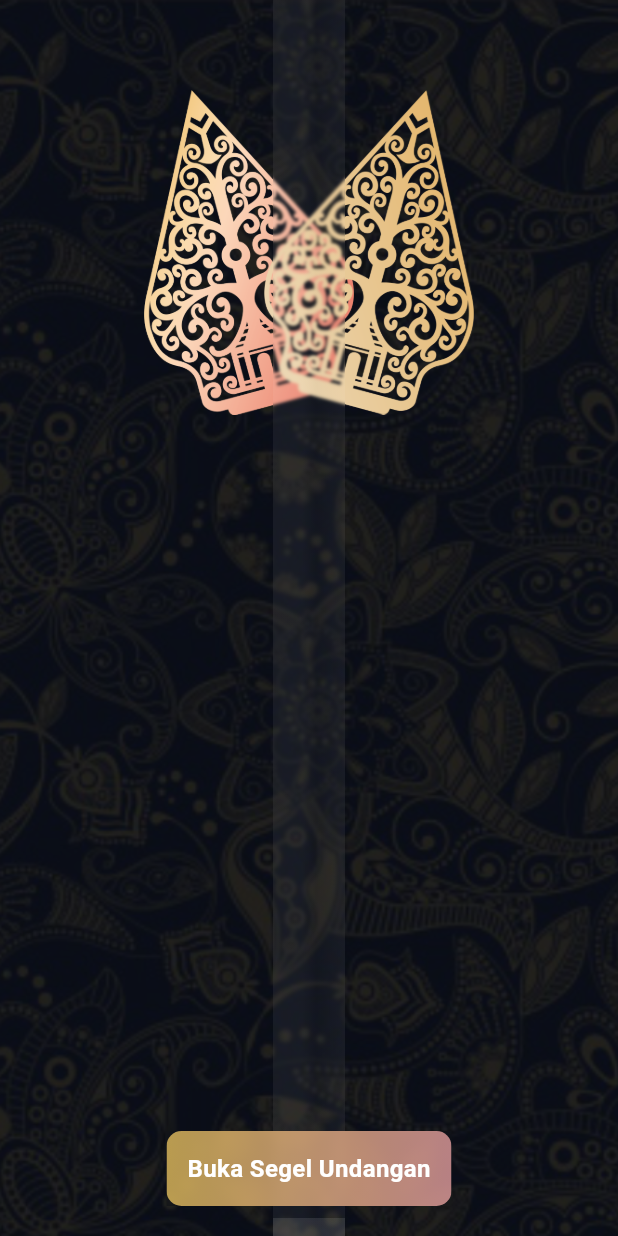
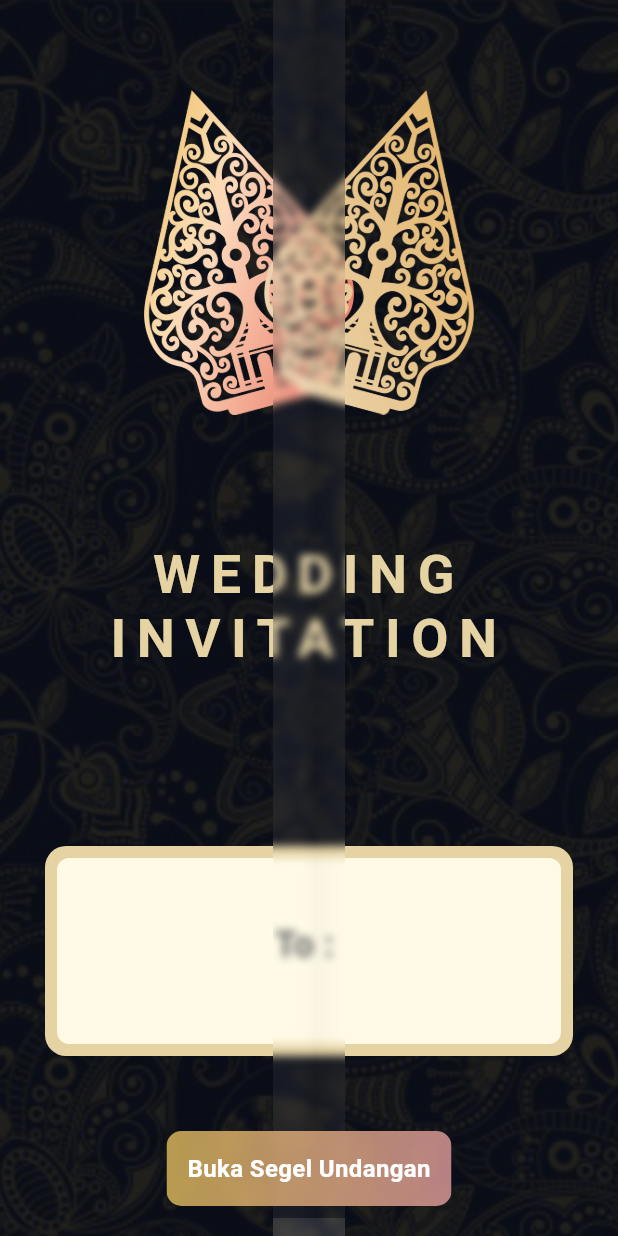
Before and after one commit to faequl96/invitation_app, a Flutter app: the screen it shows after launch, on a phone screen of 412 x 824 dp. Run offline on Flutter 3.47's test engine with Material 3 defaults, Android fonts, the phone set to English and light mode, and no system bars.

Commit message:
add some element & effecct

```diff
--- a/lib/app.dart
+++ b/lib/app.dart
@@ -17,6 +17,8 @@ class _AppState extends State<App> {
   final PageController _pageController = PageController();
 
   double scrollValue = 0;
+
+  double moveValue = 0;
   double opacityValue = 1;
   double flashValue = 1;
 
@@ -24,9 +26,13 @@ class _AppState extends State<App> {
   bool isSealOpened = false;
   bool isOpenCompleted = false;
 
+  String _toName = "";
+
   @override
   void initState() {
     _pageController.addListener(_scrollListener);
+
+    _toName = Uri.base.queryParameters["to"] ?? "";
     super.initState();
   }
 
@@ -46,39 +52,80 @@ class _AppState extends State<App> {
               color: Colors.white.withOpacity(opacityValue),
             ),
             Positioned(
-              right: -scrollValue,
+              right: -moveValue,
               child: RightBackground(
                 isLightEffect: true,
                 opacityValue: opacityValue,
               ),
             ),
             Positioned(
-              left: -scrollValue,
+              left: -moveValue,
               child: LeftBackground(
                 isLightEffect: true,
                 opacityValue: opacityValue,
               ),
             ),
             Positioned(
-              right: -scrollValue,
+              right: -moveValue,
               child: RightBackground(
-                scrollValue: scrollValue,
+                moveValue: moveValue,
                 flashValue: flashValue,
                 opacityValue: opacityValue,
               ),
             ),
             Positioned(
-              left: -scrollValue,
+              left: -moveValue,
               child: LeftBackground(
-                scrollValue: scrollValue,
+                moveValue: moveValue,
                 flashValue: flashValue,
                 opacityValue: opacityValue,
               ),
             ),
             Positioned(
-              right: -scrollValue,
+              right: -moveValue,
               child: const RightBackground(isTransparent: true),
             ),
+            Positioned(
+              bottom: 360 - (scrollValue / 20),
+              child: SizedBox(
+                width: size.width,
+                height: 120,
+                child: Center(
+                  child: Opacity(
+                    opacity: flashValue,
+                    child: const Text(
+                      "WEDDING\nINVITATION",
+                      textAlign: TextAlign.center,
+                      style: TextStyle(
+                        fontSize: 36,
+                        fontWeight: FontWeight.bold,
+                        color: Color.fromARGB(255, 230, 211, 164),
+                        height: 1.2,
+                        letterSpacing: 7,
+                      ),
+                    ),
+                  ),
+                ),
+              ),
+            ),
+            if (scrollValue == 0)
+              Positioned(
+                bottom: 164,
+                child: SizedBox(
+                  width: size.width,
+                  height: 60,
+                  child: Center(
+                    child: Text(
+                      "To : $_toName",
+                      style: TextStyle(
+                        fontSize: 24,
+                        fontWeight: FontWeight.bold,
+                        color: Colors.grey.shade700,
+                      ),
+                    ),
+                  ),
+                ),
+              ),
             Stack(
               alignment: AlignmentDirectional.bottomCenter,
               children: [
@@ -146,7 +193,8 @@ class _AppState extends State<App> {
 
     final double dividedSize = size.height / size.width;
 
-    scrollValue = (_pageController.offset / dividedSize) / 2;
+    scrollValue = _pageController.offset;
+    moveValue = (_pageController.offset / dividedSize) / 2;
 
     final double opacity = size.height / 20;
     if (_pageController.offset < opacity) {
--- a/lib/pages/cover_page/left_bg.dart
+++ b/lib/pages/cover_page/left_bg.dart
@@ -4,13 +4,13 @@ class LeftBackground extends StatelessWidget {
   const LeftBackground({
     super.key,
     this.isLightEffect,
-    this.scrollValue = 0,
+    this.moveValue = 0,
     this.flashValue = 0,
     this.opacityValue = 0,
   });
 
   final bool? isLightEffect;
-  final double scrollValue;
+  final double moveValue;
   final double flashValue;
   final double opacityValue;
 
@@ -43,18 +43,43 @@ class LeftBackground extends StatelessWidget {
                   ),
                 ),
                 Positioned(
+                  right: 0,
+                  bottom: 120,
+                  child: Container(
+                    height: 140,
+                    width: size.width / 2 - 30,
+                    decoration: const BoxDecoration(
+                      borderRadius: BorderRadius.only(
+                        topLeft: Radius.circular(14),
+                        bottomLeft: Radius.circular(14),
+                      ),
+                      color: Color.fromARGB(255, 230, 211, 164),
+                    ),
+                    child: Container(
+                      margin: const EdgeInsets.only(left: 8, top: 8, bottom: 8),
+                      decoration: const BoxDecoration(
+                        borderRadius: BorderRadius.only(
+                          topLeft: Radius.circular(8),
+                          bottomLeft: Radius.circular(8),
+                        ),
+                        color: Color.fromARGB(255, 255, 250, 230),
+                      ),
+                    ),
+                  ),
+                ),
+                Positioned(
                   right: -1,
                   child: Container(
                     height: size.height,
                     width: size.width / 2,
-                    decoration: scrollValue > 1
+                    decoration: moveValue > 1
                         ? BoxDecoration(
                             gradient: LinearGradient(
                               begin: Alignment.centerRight,
                               end: Alignment.centerLeft,
                               colors: [
                                 Colors.white.withOpacity(flashValue),
-                                Colors.transparent.withOpacity(0),
+                                Colors.transparent,
                               ],
                             ),
                           )
--- a/lib/pages/cover_page/right_bg.dart
+++ b/lib/pages/cover_page/right_bg.dart
@@ -5,14 +5,14 @@ class RightBackground extends StatelessWidget {
     super.key,
     this.isLightEffect,
     this.isTransparent,
-    this.scrollValue = 0,
+    this.moveValue = 0,
     this.flashValue = 0,
     this.opacityValue = 0,
   });
 
   final bool? isLightEffect;
   final bool? isTransparent;
-  final double scrollValue;
+  final double moveValue;
   final double flashValue;
   final double opacityValue;
 
@@ -49,16 +49,47 @@ class RightBackground extends StatelessWidget {
                 isTransparent == true
                     ? const SizedBox.shrink()
                     : Positioned(
+                        left: 0,
+                        bottom: 120,
+                        child: Container(
+                          height: 140,
+                          width: size.width / 2 - 30,
+                          decoration: const BoxDecoration(
+                            borderRadius: BorderRadius.only(
+                              topRight: Radius.circular(14),
+                              bottomRight: Radius.circular(14),
+                            ),
+                            color: Color.fromARGB(255, 230, 211, 164),
+                          ),
+                          child: Container(
+                            margin: const EdgeInsets.only(
+                              right: 8,
+                              top: 8,
+                              bottom: 8,
+                            ),
+                            decoration: const BoxDecoration(
+                              borderRadius: BorderRadius.only(
+                                topRight: Radius.circular(8),
+                                bottomRight: Radius.circular(8),
+                              ),
+                              color: Color.fromARGB(255, 255, 250, 230),
+                            ),
+                          ),
+                        ),
+                      ),
+                isTransparent == true
+                    ? const SizedBox.shrink()
+                    : Positioned(
                         left: -1,
                         child: Container(
                           height: size.height,
                           width: size.width / 2,
-                          decoration: scrollValue > 1
+                          decoration: moveValue > 1
                               ? BoxDecoration(
                                   gradient: LinearGradient(
                                     colors: [
                                       Colors.white.withOpacity(flashValue),
-                                      Colors.transparent.withOpacity(0),
+                                      Colors.transparent,
                                     ],
                                   ),
                                 )
--- a/lib/pages/cover_page/seal_invitation.dart
+++ b/lib/pages/cover_page/seal_invitation.dart
@@ -19,16 +19,16 @@ class SealInvitation extends StatelessWidget {
         alignment: Alignment.center,
         child: ClipRect(
           child: BackdropFilter(
-            filter: ImageFilter.blur(sigmaX: 1, sigmaY: 1),
+            filter: ImageFilter.blur(sigmaX: 3, sigmaY: 3),
             child: Container(
               height: double.maxFinite,
               width: 48,
               decoration: BoxDecoration(
                 gradient: LinearGradient(
                   colors: [
-                    Colors.white.withOpacity(0.06),
-                    Colors.grey.withOpacity(0.06),
-                    Colors.white.withOpacity(0.06),
+                    Colors.white.withOpacity(0.056),
+                    Colors.grey.withOpacity(0.056),
+                    Colors.white.withOpacity(0.056),
                   ],
                   stops: const [0.4, 0.6, 1],
                 ),
```
